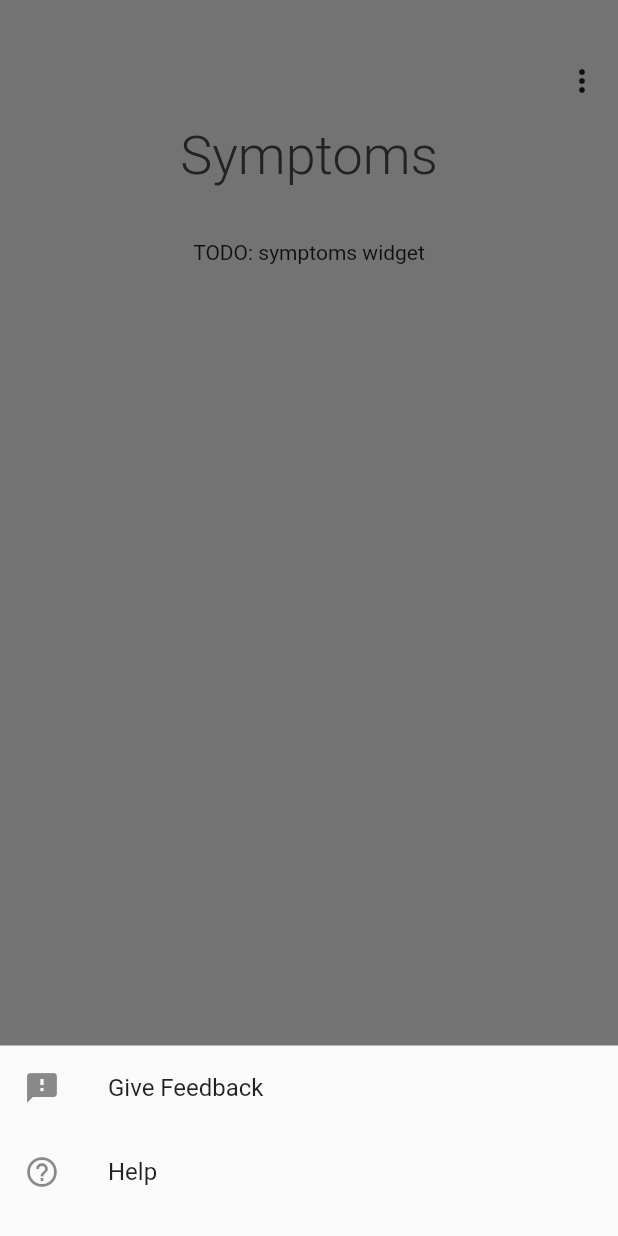
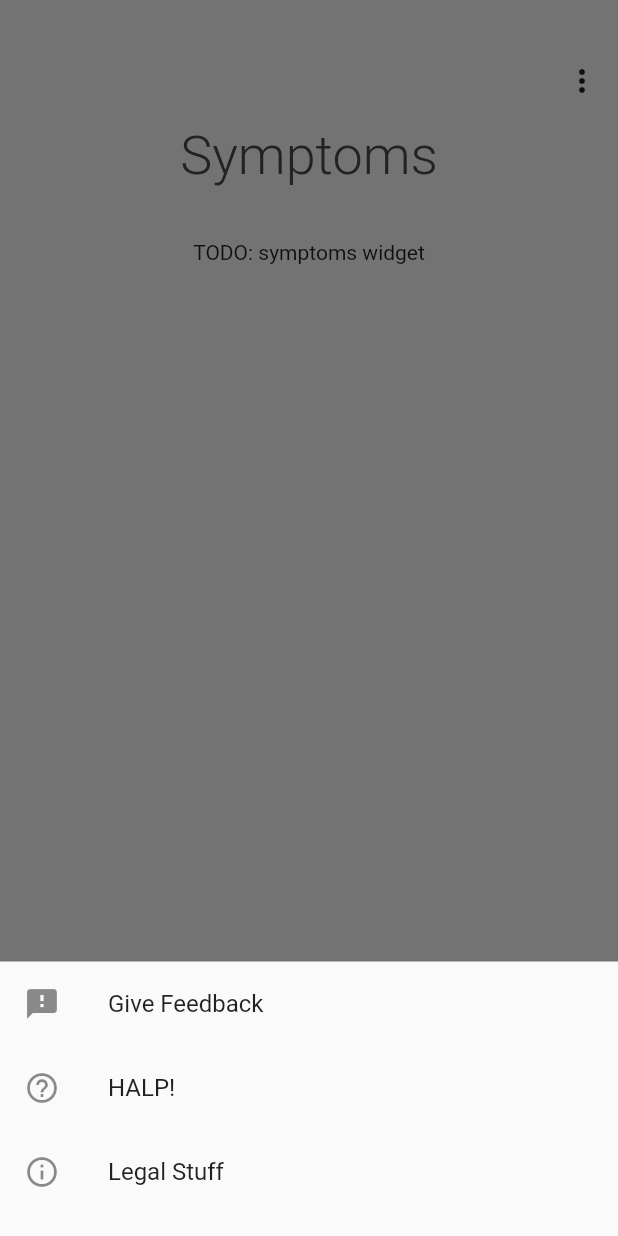
Before and after one commit to JohnMurray/spoon-tracker, a Flutter app: the screen it shows after launch, after a tap on the "more vert" icon, on a phone screen of 412 x 824 dp. Run offline on Flutter 3.47's test engine with Material 2 defaults, Android fonts, the phone set to English and light mode, and no system bars; our stand-ins replace flutter_redux, redux; missing offline and left inert: redux_logging.

Commit message:
misc-info pages/widgets

```diff
--- a/lib/main.dart
+++ b/lib/main.dart
@@ -1,15 +1,23 @@
 import 'package:flutter/material.dart';
 import 'package:redux/redux.dart';
 import 'package:flutter_redux/flutter_redux.dart';
+import 'package:redux_logging/redux_logging.dart';
 
 import 'reducer/main.dart';
 import 'reducer/navigation.dart' as nav;
 
+import 'widget/feedback.dart';
+import 'widget/halp.dart';
+import 'widget/legal_stuff.dart';
 import 'widget/navigation.dart';
 import 'widget/title.dart';
 
 void main() {
-  final store = new Store<AppState>(reducer, initialState: AppState.initialState());
+  final store = new Store<AppState>(
+    reducer,
+    initialState: AppState.initialState(),
+    middleware: [new LoggingMiddleware.printer()],
+  );
   runApp(new FlutterReduxApp(
     title: 'Spoon Tracker',
     store: store,
@@ -29,12 +37,17 @@ class FlutterReduxApp extends StatelessWidget {
       child: new MaterialApp(
         theme: new ThemeData.light(),
         title: title,
+        routes: {
+          '/haalp': (ctx) => HalpPage(),
+          '/feedback': (ctx) => FeedbackPage(),
+          '/legal_stuff': (ctx) => LegalStuffPage(),
+        },
         home: new Scaffold(
           body: Column(
             children: <Widget>[
               new AppHeaderMenu(),
               new AppHeaderTitle(),
-              buildBody(store.state.nav),
+              buildBody(),
             ],
           ),
           bottomNavigationBar: new BottomNavigation(),
@@ -43,20 +56,28 @@ class FlutterReduxApp extends StatelessWidget {
     );
   }
 
-  Widget buildBody(nav.NavigationState state) {
+  Widget buildBody() {
+    var build = (nav.NavigationState state) {
       switch (state.item) {
         case nav.NavItem.Symptoms:
         // TODO: delegate to symptoms widget
           return Text('TODO: symptoms widget');
         case nav.NavItem.Input:
         // TODO: delegate to input widget
-        return Text('TODO: symptoms widget');
+          return Text('TODO: input widget');
         case nav.NavItem.Insights:
         // TODO: delegate to insights widget
-        return Text('TODO: symptoms widget');
+          return Text('TODO: insights widget');
         case nav.NavItem.Log:
         // TODO: delegate to log widget
-        return Text('TODO: symptoms widget');
+          return Text('TODO: log widget');
+      }
+    };
+    return StoreConnector<AppState, nav.NavigationState>(
+      converter: (s) => s.state.nav,
+      builder: (ctx, model) {
+        return build(model);
+      },
+    );
   }
 }
-}
--- a/lib/widget/title.dart
+++ b/lib/widget/title.dart
@@ -18,15 +18,19 @@ _ViewState _viewStateBuilder(Store<AppState> store) => _ViewState(
 /// is the button that opens up the bottom drawer menu to get help or
 /// provide feedback.
 class AppHeaderMenu extends StatelessWidget {
-  AppHeaderMenu({Key key}): super(key: key);
+  final bool renderBackButton;
+
+  AppHeaderMenu({Key key, this.renderBackButton = false}): super(key: key);
 
   @override
   Widget build(BuildContext ctx) {
     return Row(
       crossAxisAlignment: CrossAxisAlignment.end,
-      mainAxisAlignment: MainAxisAlignment.end,
+      mainAxisAlignment: MainAxisAlignment.spaceBetween,
       mainAxisSize: MainAxisSize.max,
-      children: <Widget>[Padding(
+      children: <Widget>[
+        buildBackButton(ctx),
+        Padding(
           padding: EdgeInsets.only(top: 30.0),
           child: IconButton(
             icon: Icon(Icons.more_vert),
@@ -38,8 +42,22 @@ class AppHeaderMenu extends StatelessWidget {
             },
             tooltip: 'Options',
           )
-      )],
+        ),
+      ],
     );
+  }
+
+  Widget buildBackButton(BuildContext ctx) {
+    if (renderBackButton == true) {
+      return Padding(
+        padding: EdgeInsets.only(),
+        child: IconButton(
+          icon: Icon(Icons.arrow_back, color: Color(0xFF444444),),
+          onPressed: () => Navigator.of(ctx).pop(),
+        ),
+      );
+    }
+    return Padding(padding: EdgeInsets.only());
   }
 
   /// Build a bottom-navigation menu to render inside of the modal bottom-sheet
@@ -55,18 +73,25 @@ class AppHeaderMenu extends StatelessWidget {
           ListTile(
             leading: Icon(Icons.feedback),
             title: Text('Give Feedback'),
-            onTap: () => onModalMenuTap('feedback'),),
+            onTap: onModalMenuTap(ctx, '/feedback')),
           ListTile(
             leading: Icon(Icons.help_outline),
-            title: Text('Help'),
-            onTap: () => onModalMenuTap('haalp'),),
+            title: Text('HALP!'),
+            onTap: onModalMenuTap(ctx, '/haalp')),
+          ListTile(
+            leading: Icon(Icons.info_outline),
+            title: Text('Legal Stuff'),
+            onTap: onModalMenuTap(ctx, '/legal_stuff')),
         ],
       ),
     );
   }
 
-  Function onModalMenuTap(String name) {
+  Function onModalMenuTap(BuildContext ctx, String name) {
     return () {
+      Navigator.of(ctx).pop();
+      Navigator.of(ctx).pushNamed(name);
+      // Navigator.pushNamed(ctx, name);
       // TODO: display appropriate container
     };
   }
@@ -75,7 +100,13 @@ class AppHeaderMenu extends StatelessWidget {
 
 /// Build the main title element that let's you know what page you're
 /// currently on. This is mostly a reflection of the bottom navigation.
+///
+/// This component automatically updates from the redux state, but can
+/// be set statically (manually) via the constructor parameter.
 class AppHeaderTitle extends StatelessWidget {
+  final String title;
+
+  AppHeaderTitle({Key key, this.title}): super(key: key);
 
   @override
   Widget build(BuildContext ctx) {
@@ -89,7 +120,7 @@ class AppHeaderTitle extends StatelessWidget {
             converter: _viewStateBuilder,
             builder: (ctx, state) {
               return Text(
-                state.pageTitle,
+                this.title ?? state.pageTitle,
                 style: TextStyle(
                   color: Color(0xFF4a4a4a),
                   fontSize: 36,
--- a/pubspec.yaml
+++ b/pubspec.yaml
@@ -24,6 +24,11 @@ dependencies:
   # Upgrade these two versions together (check for compatibility).
   redux: 3.0.0
   flutter_redux: 0.5.2
+
+  # redux tools & middleware
+  redux_logging: 0.3.0
+
+  shared_preferences: 0.4.3
 
 dev_dependencies:
   flutter_test:
```
Also changed, not shown: lib/widget/feedback.dart (added, +20 -0 lines), lib/widget/halp.dart (added, +20 -0 lines), lib/widget/legal_stuff.dart (added, +48 -0 lines), 5 other files. Lines whose indentation alone changed are shown as unchanged.
